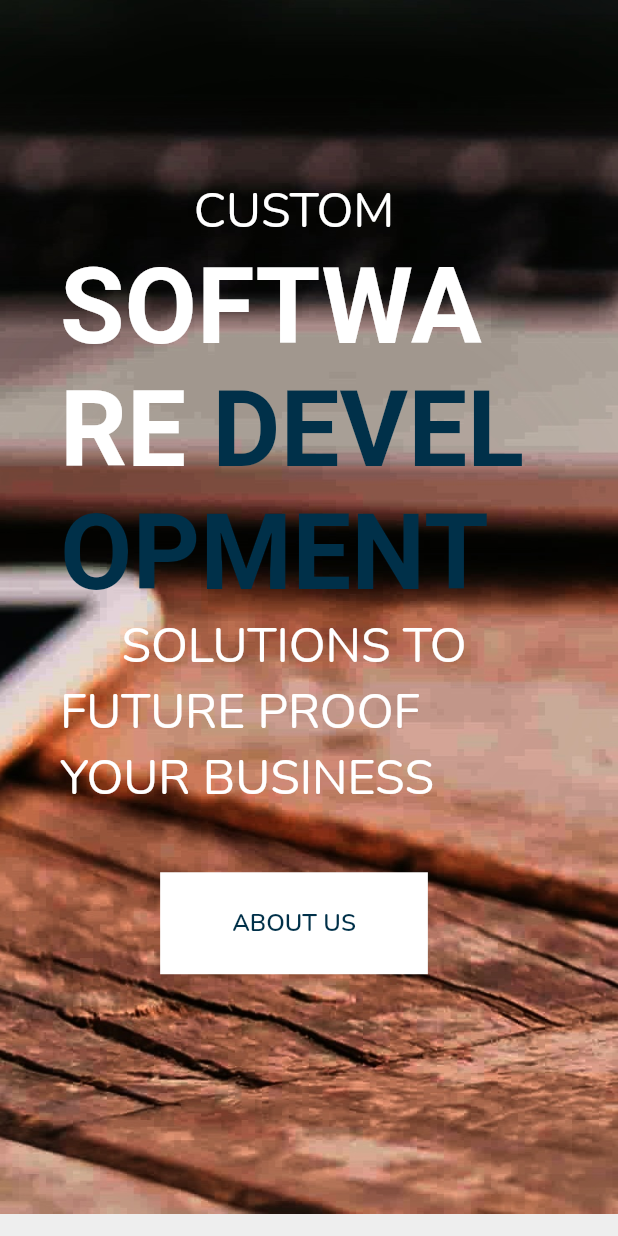
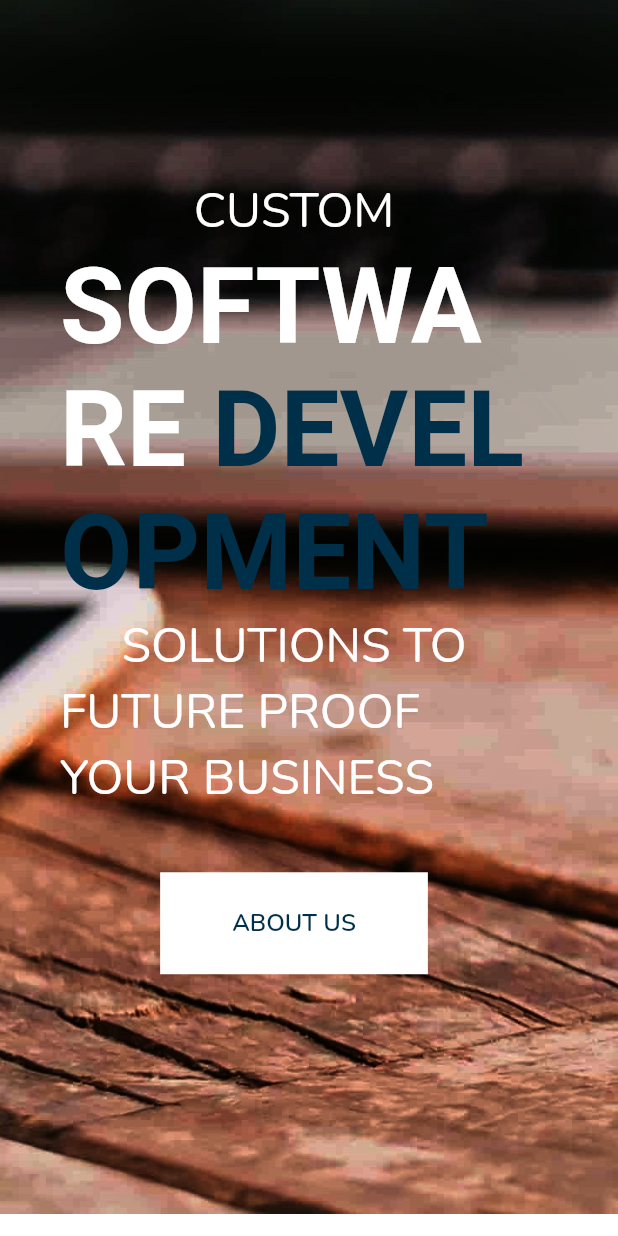
Before and after one commit to ryanemm/kosi_connect, a Flutter app: the DesktopHeroSection widget shown alone on an empty page, opened directly, on a phone screen of 412 x 824 dp. Run offline on Flutter 3.47's test engine with Material 2 defaults, Android fonts, the phone set to English and light mode, and no system bars; drawn by our look-alikes of animated_text_kit; our stand-ins replace google_fonts, outline_gradient_button, responsive_framework; missing offline and left inert: assorted_layout_widgets, shape_of_view.

Commit message:
background color syncing

```diff
--- a/lib/Sections/AboutSection/Layouts/desktop_about.dart
+++ b/lib/Sections/AboutSection/Layouts/desktop_about.dart
@@ -10,8 +10,8 @@ class DesktopAbout extends StatelessWidget {
   Widget build(BuildContext context) {
     Size screenSize = MediaQuery.of(context).size;
     return Container(
-      color: Colors.white,
-      padding: EdgeInsets.symmetric(vertical: 40),
+      color: Colors.grey[100],
+      padding: EdgeInsets.only(bottom: 50),
       child: ShapeOfView(
         elevation: 6,
         shape: ArcShape(
@@ -20,6 +20,7 @@ class DesktopAbout extends StatelessWidget {
             direction: ArcDirection.Outside),
         child: Container(
           padding: const EdgeInsets.symmetric(vertical: 80, horizontal: 300),
+          color: Colors.white,
           child: Column(
             crossAxisAlignment: CrossAxisAlignment.center,
             children: [
--- a/lib/Sections/OurProcess/Layouts/desktop_process.dart
+++ b/lib/Sections/OurProcess/Layouts/desktop_process.dart
@@ -12,7 +12,7 @@ class DesktopProcess extends StatelessWidget {
     return Container(
       padding: EdgeInsets.only(bottom: 30),
       width: double.infinity,
-      color: Colors.grey[200],
+      color: Colors.grey[100],
       child: ShapeOfView(
         elevation: 6,
         shape: ArcShape(
--- a/lib/Sections/Services/Layouts/desktop_services.dart
+++ b/lib/Sections/Services/Layouts/desktop_services.dart
@@ -10,7 +10,7 @@ class DesktopServices extends StatelessWidget {
     Size _screenSize = MediaQuery.of(context).size;
     return Container(
       color: Colors.white,
-      padding: const EdgeInsets.only(bottom: 30, top: 30),
+      padding: const EdgeInsets.only(bottom: 30),
       child: ShapeOfView(
         elevation: 6,
         shape: ArcShape(
--- a/lib/Sections/TopSection/Layouts/desktop_hero_section.dart
+++ b/lib/Sections/TopSection/Layouts/desktop_hero_section.dart
@@ -11,7 +11,7 @@ class DesktopHeroSection extends StatelessWidget {
     Size screenSize = MediaQuery.of(context).size;
     return Container(
       padding: EdgeInsets.only(bottom: 15),
-      color: Colors.grey[200],
+      color: Colors.white,
       child: ShapeOfView(
         elevation: 6,
         height: screenSize.height * 0.9,
```
